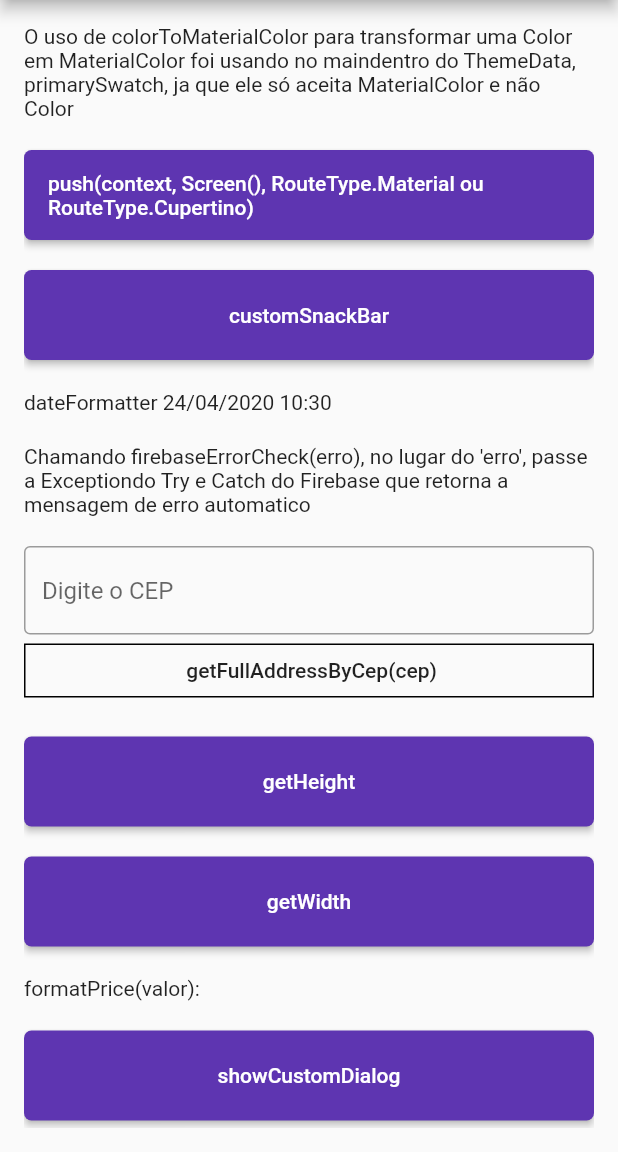
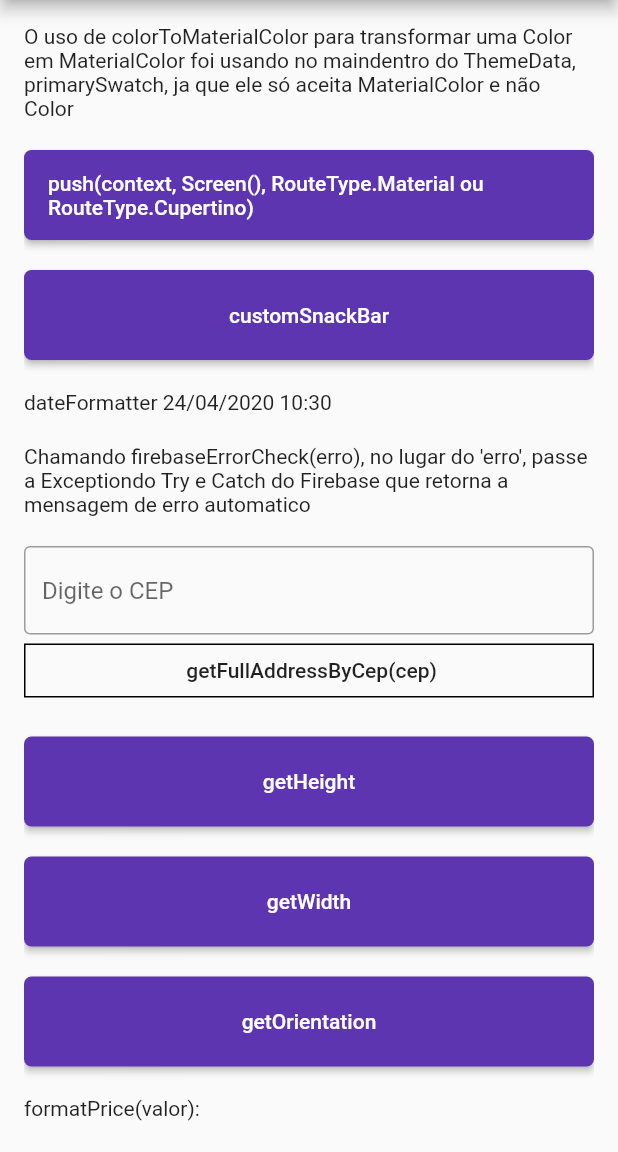
Before and after one commit to d-apps/djalma_util, a Flutter app: the screen it shows after launch, on a phone screen of 412 x 824 dp, the part 84-1236 px from its top. Run offline on Flutter 3.47's test engine with Material 2 defaults, Android fonts, the phone set to English and light mode, and no system bars; our stand-ins replace dio; missing offline and left inert: money2, onesignal_flutter, search_cep.

```diff
--- a/example/lib/main.dart
+++ b/example/lib/main.dart
@@ -83,7 +83,7 @@ class _MyHomePageState extends State<MyHomePage> {
 
               customButton(
                 "push(context, Screen(), RouteType.Material ou RouteType.Cupertino)",
-                (){push(context, Page2(), RouteType.Cupertino);}
+                (){push(context, Page2(),);}
               ),
 
               spaceBetween(),
@@ -176,6 +176,20 @@ class _MyHomePageState extends State<MyHomePage> {
 
               spaceBetween(),
 
+              customButton(
+                  "getOrientation",
+                      (){
+                    customSnackBar(
+                        scaffoldKey: scaffoldKey,
+                        message: "${getOrientation(context)}",
+                        color: Colors.blue,
+                        duration: Duration(seconds: 2)
+                    );
+                  }
+              ),
+
+              spaceBetween(),
+
               Text("formatPrice(valor): ${formatPrice(1000)}"),
 
               spaceBetween(),
--- a/pubspec.yaml
+++ b/pubspec.yaml
@@ -1,6 +1,6 @@
 name: djalmautil
 description: Package to help calling common methods in projects.
-version: 1.0.3
+version: 1.0.4
 homepage: https://github.com/d-apps/djalma_util
 
 environment:
```
Also changed, not shown: lib/src/custom_navigator.dart (+6 -6 lines), example/pubspec.lock, 1 other file.
